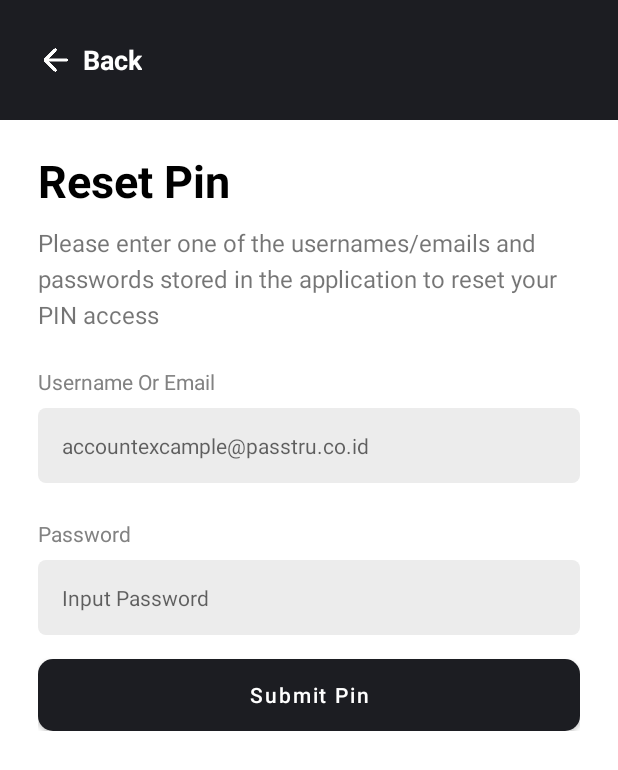
After one commit to Roogry/Passtru, an Android app: the layout activity_reset_pin.xml on its own in the app's theme, with its tools: preview values and no code run, on a phone screen of 412 x 824 dp. The commit adds this screen. Shown: the top 770 px of the screen. Run offline under Robolectric (Android 15) with nearby library versions, the phone set to English and light mode, and no system bars.

Commit message:
add forgot password feauture

```diff
--- a/app/src/main/java/id/roogry/passtru/adapter/RecentlyAddAdapter.java
+++ b/app/src/main/java/id/roogry/passtru/adapter/RecentlyAddAdapter.java
@@ -5,9 +5,7 @@ import static android.content.Context.CLIPBOARD_SERVICE;
 import android.app.Activity;
 import android.content.ClipData;
 import android.content.ClipboardManager;
-import android.content.Intent;
 import android.view.LayoutInflater;
-import android.view.View;
 import android.view.ViewGroup;
 import android.widget.Toast;
 
@@ -73,7 +71,7 @@ public class RecentlyAddAdapter extends RecyclerView.Adapter<RecentlyAddAdapter.
             binding.tvUsername.setText(account.getUsername());
             binding.cardAccount.setOnClickListener(view -> {
                 CustomDialog customDialog = new CustomDialog(activity, R.layout.dialog_more_account);
-                customDialog.startAlertDialog(account.getId(), this);
+                customDialog.startAlertDialogOptionSosmed(account.getId(), this);
             });
 
             binding.btnCopy.setOnClickListener(view -> {
--- a/app/src/main/java/id/roogry/passtru/adapter/SosmedAdapter.java
+++ b/app/src/main/java/id/roogry/passtru/adapter/SosmedAdapter.java
@@ -1,7 +1,6 @@
 package id.roogry.passtru.adapter;
 
 import android.app.Activity;
-import android.util.Log;
 import android.view.LayoutInflater;
 import android.view.ViewGroup;
 import android.widget.Toast;
@@ -74,7 +73,7 @@ public class SosmedAdapter extends RecyclerView.Adapter<SosmedAdapter.SosmedView
             binding.tvSosmed.setText(sosmed.getTitle());
             binding.ivMore.setOnClickListener(v ->{
                 CustomDialog customDialog = new CustomDialog(activity, R.layout.dialog_more_sosmed);
-                customDialog.startAlertDialog(position, this);
+                customDialog.startAlertDialogOptionSosmed(position, this);
             });
         }
 
--- a/app/src/main/java/id/roogry/passtru/adapter/SosmedBadgeAdapter.java
+++ b/app/src/main/java/id/roogry/passtru/adapter/SosmedBadgeAdapter.java
@@ -1,12 +1,8 @@
 package id.roogry.passtru.adapter;
 
 import android.app.Activity;
-import android.content.Context;
-import android.content.Intent;
 import android.view.LayoutInflater;
-import android.view.View;
 import android.view.ViewGroup;
-import android.widget.TextView;
 import android.widget.Toast;
 
 import androidx.annotation.NonNull;
@@ -78,7 +74,7 @@ public class SosmedBadgeAdapter extends RecyclerView.Adapter<SosmedBadgeAdapter.
             binding.sosmedName.setText(sosmed.getTitle());
             binding.cardSosmed.setOnClickListener(view -> {
                 CustomDialog customDialog = new CustomDialog(activity, R.layout.dialog_more_sosmed);
-                customDialog.startAlertDialog(position, this);
+                customDialog.startAlertDialogOptionSosmed(position, this);
             });
         }
 
--- a/app/src/main/java/id/roogry/passtru/database/AccountDao.java
+++ b/app/src/main/java/id/roogry/passtru/database/AccountDao.java
@@ -28,4 +28,7 @@ public interface AccountDao {
 
     @Query("SELECT * FROM accounts WHERE id = :id LIMIT 1")
     Account getAccountById(int id);
+
+    @Query("SELECT * FROM accounts WHERE username = :username AND password = :password LIMIT 1")
+    LiveData<List<Account>> getAccountByUserPassword(String username, String password);
 }
--- a/app/src/main/java/id/roogry/passtru/helpers/CustomDialog.java
+++ b/app/src/main/java/id/roogry/passtru/helpers/CustomDialog.java
@@ -60,7 +60,7 @@ public class CustomDialog {
         });
     }
 
-    public void startAlertDialog(int position, MoreOptionInterface callback) {
+    public void startAlertDialogOptionSosmed(int position, MoreOptionInterface callback) {
         dialog.show();
         Button edit = dialog.findViewById(R.id.btnEdit);
         Button delete = dialog.findViewById(R.id.btnDelete);
--- a/app/src/main/java/id/roogry/passtru/helpers/ViewModelFactory.java
+++ b/app/src/main/java/id/roogry/passtru/helpers/ViewModelFactory.java
@@ -11,6 +11,7 @@ import id.roogry.passtru.viewmodel.FormManageAccountViewModel;
 import id.roogry.passtru.viewmodel.HomeViewModel;
 import id.roogry.passtru.viewmodel.ListAccountViewModel;
 import id.roogry.passtru.viewmodel.ListSosmedViewModel;
+import id.roogry.passtru.viewmodel.ResetPinViewModel;
 
 public class ViewModelFactory extends ViewModelProvider.NewInstanceFactory {
     private static volatile ViewModelFactory INSTANCE;
@@ -44,6 +45,8 @@ public class ViewModelFactory extends ViewModelProvider.NewInstanceFactory {
             return (T) new ListSosmedViewModel(mApplication);
         } else if (modelClass.isAssignableFrom(DialogViewModel.class)) {
             return (T) new DialogViewModel(mApplication);
+        } else if (modelClass.isAssignableFrom(ResetPinViewModel.class)) {
+            return (T) new ResetPinViewModel(mApplication);
         }
 
         throw new IllegalArgumentException("Unknown ViewModel class: " + modelClass.getName());
--- a/app/src/main/java/id/roogry/passtru/repository/AccountRepository.java
+++ b/app/src/main/java/id/roogry/passtru/repository/AccountRepository.java
@@ -26,6 +26,10 @@ public class AccountRepository {
         return accountsDao.getAllAccounts();
     }
 
+    public  LiveData<List<Account>> getAllAccountByUserPassword(String username, String password) {
+        return accountsDao.getAccountByUserPassword(username, password);
+    }
+
     public void insert(final Account account) {
         executorService.execute(() -> accountsDao.insert(account));
     }
--- /dev/null
+++ b/app/src/main/res/layout/activity_reset_pin.xml
@@ -0,0 +1,126 @@
+<?xml version="1.0" encoding="utf-8"?>
+<androidx.constraintlayout.widget.ConstraintLayout xmlns:android="http://schemas.android.com/apk/res/android"
+    xmlns:app="http://schemas.android.com/apk/res-auto"
+    xmlns:tools="http://schemas.android.com/tools"
+    android:layout_width="match_parent"
+    android:layout_height="match_parent"
+    tools:context=".ui.ResetPinActivity">
+
+
+    <RelativeLayout
+        android:id="@+id/relativeLayout"
+        android:layout_width="match_parent"
+        android:layout_height="@dimen/toolbar_size"
+        android:background="@color/primary"
+        app:layout_constraintEnd_toEndOf="parent"
+        app:layout_constraintStart_toStartOf="parent"
+        app:layout_constraintTop_toTopOf="parent">
+
+        <ImageView
+            android:id="@+id/ivBack"
+            android:layout_width="24dp"
+            android:layout_height="24dp"
+            android:layout_alignParentStart="true"
+            android:layout_centerVertical="true"
+            android:layout_marginHorizontal="25dp"
+            android:contentDescription="backButton"
+            android:src="@drawable/ion_arrow_back" />
+
+        <TextView
+            android:id="@+id/titleToolbar"
+            style="@style/toolbarTitle"
+            android:layout_width="wrap_content"
+            android:layout_height="wrap_content"
+            android:layout_alignStart="@id/ivBack"
+            android:layout_centerHorizontal="true"
+            android:layout_marginStart="30dp"
+            android:text="Back" />
+
+    </RelativeLayout>
+
+    <RelativeLayout
+        android:layout_width="match_parent"
+        android:layout_height="wrap_content"
+        android:layout_marginHorizontal="25dp"
+        android:layout_marginVertical="20dp"
+        app:layout_constraintTop_toBottomOf="@id/relativeLayout"
+        tools:ignore="MissingConstraints">
+
+        <TextView
+            android:id="@+id/title"
+            android:layout_width="wrap_content"
+            android:layout_height="wrap_content"
+            android:text="Reset Pin"
+            android:textColor="@color/black"
+            android:textSize="30sp"
+            android:textStyle="bold" />
+
+        <TextView
+            android:id="@+id/subTitle"
+            android:layout_width="wrap_content"
+            android:layout_height="wrap_content"
+            android:layout_below="@id/title"
+            android:layout_marginTop="10dp"
+            android:lineSpacingExtra="5dp"
+            android:text="Please enter one of the usernames/emails and passwords stored in the application to reset your PIN access"
+            android:textSize="16sp" />
+
+        <TextView
+            android:id="@+id/labelUsername"
+            android:layout_width="wrap_content"
+            android:layout_height="wrap_content"
+            android:layout_below="@id/subTitle"
+            android:layout_marginTop="@dimen/l"
+            android:text="Username Or Email"
+            android:textColor="@color/text_secondary"
+            android:textSize="14sp" />
+
+        <EditText
+            android:id="@+id/edtUsername"
+            android:layout_width="match_parent"
+            android:layout_height="50dp"
+            android:layout_below="@+id/labelUsername"
+            android:layout_marginTop="@dimen/s"
+            android:background="@drawable/bg_input_light"
+            android:hint="@string/ex_username"
+            android:inputType="textNoSuggestions"
+            android:paddingHorizontal="@dimen/m"
+            android:textColor="@color/text_secondary"
+            android:textSize="14sp" />
+
+
+        <TextView
+            android:id="@+id/labelPassword"
+            android:layout_width="wrap_content"
+            android:layout_height="wrap_content"
+            android:layout_below="@id/edtUsername"
+            android:layout_marginTop="@dimen/l"
+            android:text="Password"
+            android:textColor="@color/text_secondary"
+            android:textSize="14sp" />
+
+        <EditText
+            android:id="@+id/edtPassword"
+            android:layout_width="match_parent"
+            android:layout_height="50dp"
+            android:layout_below="@+id/labelPassword"
+            android:layout_marginTop="@dimen/s"
+            android:background="@drawable/bg_input_light"
+            android:hint="Input Password"
+            android:inputType="textPassword"
+            android:paddingHorizontal="@dimen/m"
+            android:textColor="@color/text_secondary"
+            android:textSize="14sp" />
+
+        <Button
+            android:id="@+id/btnSubmit"
+            style="@style/primaryButton"
+            android:layout_width="match_parent"
+            android:layout_height="wrap_content"
+            android:layout_below="@id/edtPassword"
+            android:layout_marginTop="@dimen/m"
+            android:text="@string/submit" />
+
+    </RelativeLayout>
+
+</androidx.constraintlayout.widget.ConstraintLayout>
--- a/app/src/main/res/values/strings.xml
+++ b/app/src/main/res/values/strings.xml
@@ -15,7 +15,7 @@
     <string name="sosial_media">Sosial Media</string>
     <string name="add_social_media">Add Social Media</string>
     <string name="input_new_social_media_here">Input new social media here</string>
-    <string name="submit">Submit</string>
+    <string name="submit">Submit Pin</string>
     <string name="edit_account">Edit Account</string>
     <string name="detail_account">Detail Account</string>
     <string name="ex_username">accountexcample@passtru.co.id</string>
```
Also changed, not shown: app/src/main/java/id/roogry/passtru/ui/CreateNewPinActivity.java (added, +54 -0 lines), app/src/main/java/id/roogry/passtru/ui/LockScreenActivity.java (+40 -0 lines), app/src/main/java/id/roogry/passtru/ui/ResetPinActivity.java (added, +68 -0 lines), app/src/main/java/id/roogry/passtru/viewmodel/ResetPinViewModel.java (added, +27 -0 lines), app/src/main/res/layout/activity_create_new_pin.xml (added, +128 -0 lines).
